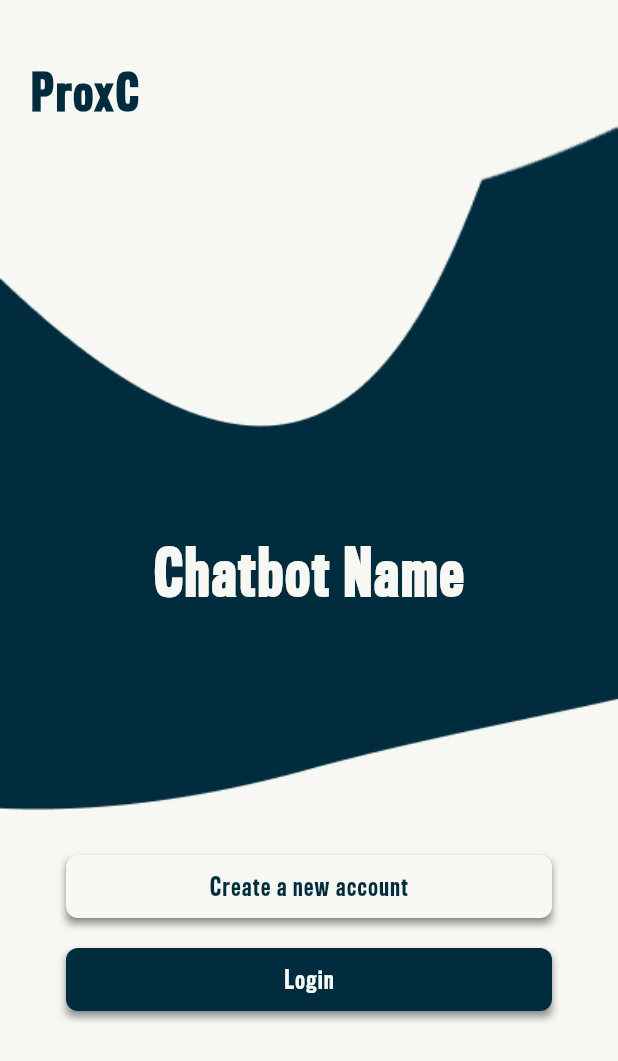
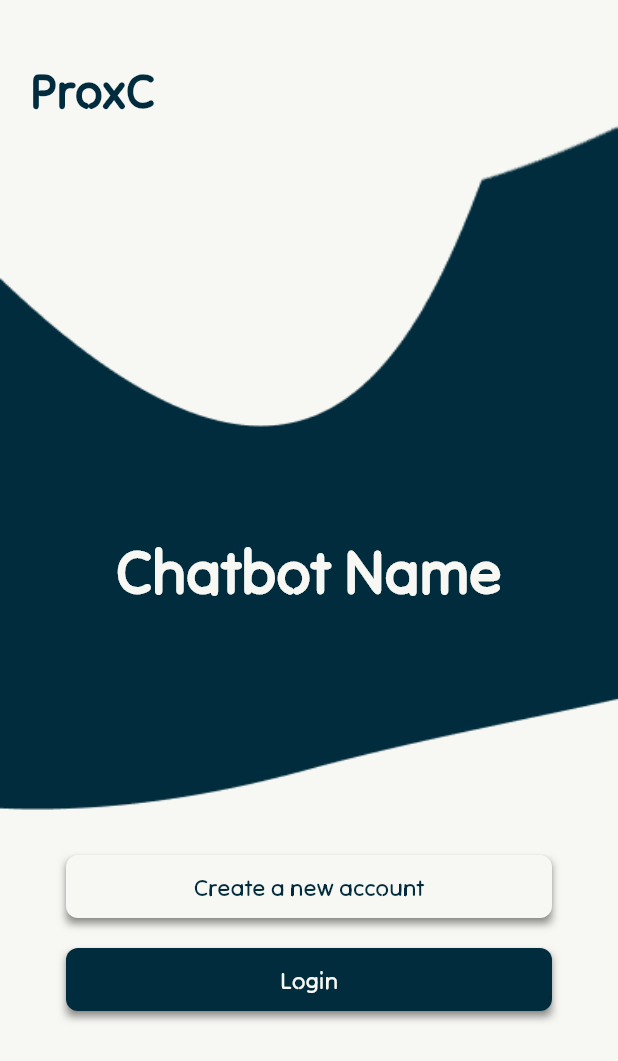
Before and after one commit to perfectionist7/Geeks-For-Geeks-Hackathon, a Flutter app: the screen it shows after launch, on a phone screen of 412 x 824 dp. Shown: the top 1061 px of the screen. Run offline on Flutter 3.47's test engine with Material 2 defaults, Android fonts, the phone set to English and light mode, and no system bars.

Commit message:
font changed

```diff
--- a/chatbot_app/lib/landing.dart
+++ b/chatbot_app/lib/landing.dart
@@ -34,8 +34,7 @@ class _LandingPageState extends State<LandingPage> {
                         color: Color(0xff012c3d),
                         fontWeight: FontWeight.bold,
                         fontSize: 32,
-                        fontFamily: 'Gothic',
-                        letterSpacing: 2.0,
+                        fontFamily: 'Neon',
                       ),
                     ),
                   ),
@@ -59,8 +58,7 @@ class _LandingPageState extends State<LandingPage> {
                         color: Color(0xfff7f8f3),
                         fontSize: 40,
                         fontWeight: FontWeight.bold,
-                        fontFamily: 'Gothic',
-                        letterSpacing: 2.0,
+                        fontFamily: 'Neon',
                       ),
                     ),
                   ),
@@ -88,9 +86,8 @@ class _LandingPageState extends State<LandingPage> {
                     'Create a new account',
                     style: TextStyle(
                       color: Color(0xff012c3d),
-                      fontFamily: 'Gothic',
+                      fontFamily: 'Neon',
                       fontSize: 16,
-                      letterSpacing: 1.0,
                     ),
                   ),
                   style: ElevatedButton.styleFrom(
@@ -119,10 +116,10 @@ class _LandingPageState extends State<LandingPage> {
                 child: Text(
                   'Login',
                   style: TextStyle(
-                      color: Color(0xfff7f8f3),
-                      fontFamily: 'Gothic',
-                      fontSize: 16,
-                      letterSpacing: 1.0),
+                    color: Color(0xfff7f8f3),
+                    fontFamily: 'Neon',
+                    fontSize: 16,
+                  ),
                 ),
                 style: ElevatedButton.styleFrom(
                   primary: Color(0xff012c3d),
```
